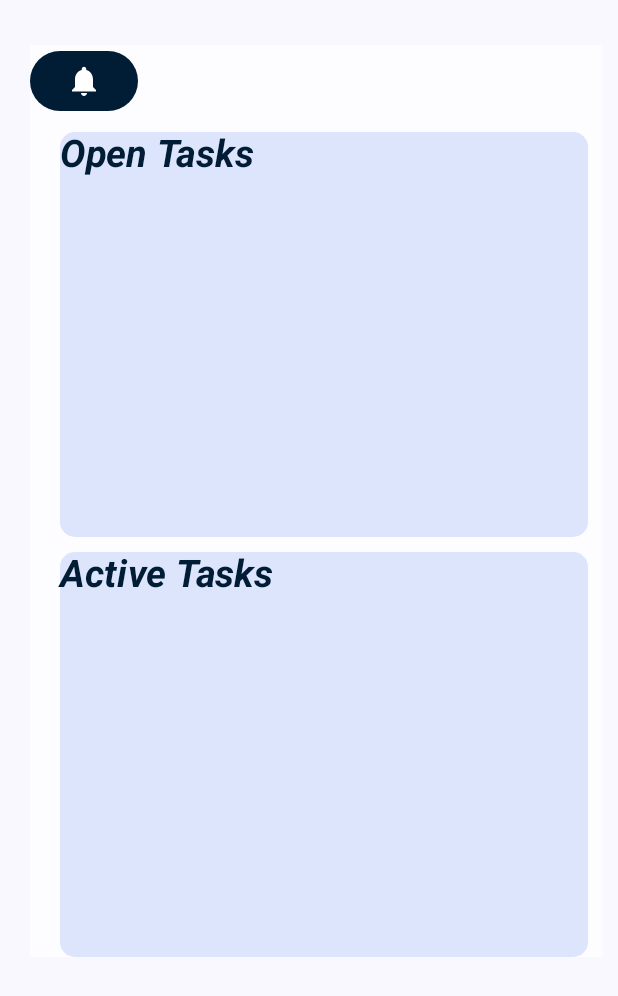
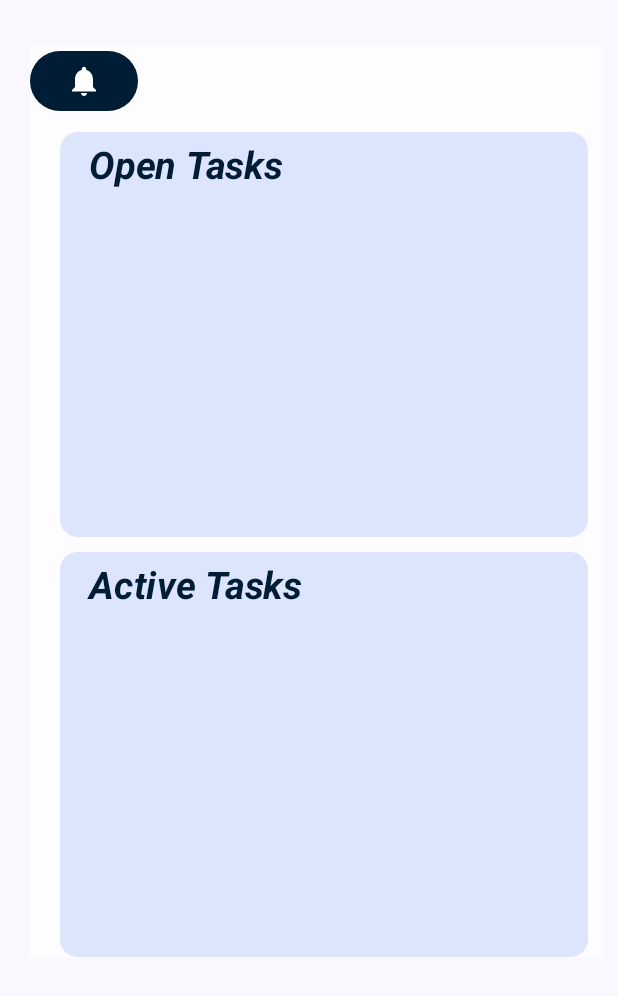
Before and after one commit to gunduzl/TaskManagement, an Android app built with Jetpack Compose: the composable HomeScreen called with empty values, on a phone screen of 412 x 824 dp. Shown: the top 996 px of the screen. Run offline under Robolectric (Android 15) with nearby library versions, the phone set to English and light mode, and no system bars.

```diff
--- a/app/src/main/java/com/example/taskmanager/components/pool/pool.kt
+++ b/app/src/main/java/com/example/taskmanager/components/pool/pool.kt
@@ -62,11 +62,13 @@ fun Pool(
             modifier = Modifier
                 .size(width = 800.dp, height = 280.dp)
                 .padding(top = 10.dp, start = 20.dp, end = 10.dp)
-                .background(lightpurple,shape = RoundedCornerShape(10.dp)),
+                .background(lightpurple, shape = RoundedCornerShape(12.dp)),
             horizontalAlignment = Alignment.Start,
         ) {
-            Text(text = "$name Tasks", color= darkBackground,fontSize = 25.sp,
+            Spacer(modifier = Modifier.padding(top = 8.dp) )
+            Text(text = "   $name Tasks", color= darkBackground,fontSize = 25.sp,
                 fontWeight = FontWeight.Bold, fontStyle = FontStyle.Italic)
+
 
             LazyColumn(
                 modifier = Modifier
```
